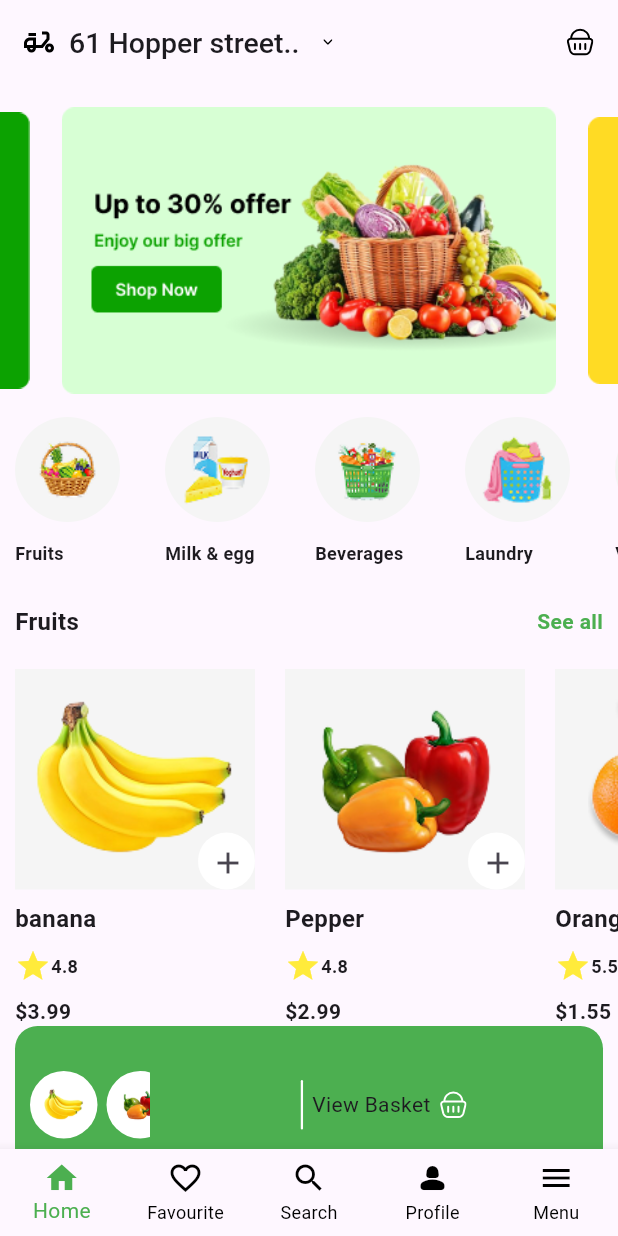
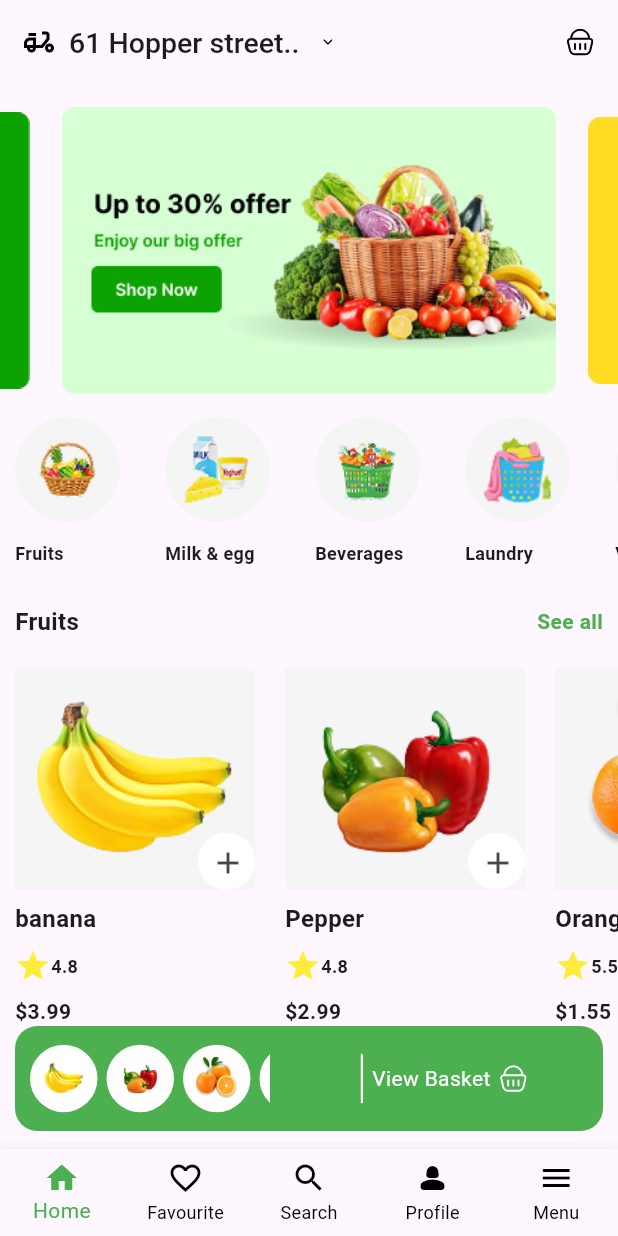
Before and after one commit to moh9989/Grocre_App, a Flutter app: the screen it shows after launch, on a phone screen of 412 x 824 dp. Run offline on Flutter 3.47's test engine with Material 3 defaults, Android fonts, the phone set to English and light mode, and no system bars; drawn by our look-alikes of carousel_slider; our stand-ins replace flutter_svg.

Commit message:
finsh home screen

```diff
--- a/lib/core/resourses/size_app_manger.dart
+++ b/lib/core/resourses/size_app_manger.dart
@@ -5,7 +5,8 @@ class WidthSize {
   static double width18_5 = 18.5;
   static double width43 = 43;
   static double width70 = 70;
-    static double width100= 100;
+        static double width180= 180;
+
 
 }
 
--- a/lib/feature/home_screen/home_screen.dart
+++ b/lib/feature/home_screen/home_screen.dart
@@ -149,11 +149,11 @@ class _HomeScreenState extends State<HomeScreen> {
                 borderRadius: BorderRadius.circular(15),
               ),
               width: double.infinity,
-              height: HeightSize.height105,
+              height: HeightSize.height70,
               child: Row(
                 children: [
                   SizedBox(
-                    width: WidthSize.width100,
+                    width: WidthSize.width180,
                     child: Padding(
                       padding: const EdgeInsets.symmetric(horizontal: 10.0),
                       child: ListView.separated(
@@ -170,7 +170,7 @@ class _HomeScreenState extends State<HomeScreen> {
                   Spacer(),
                  CustomDavinder(),
                   SizedBox(width: WidthSize.width6),
-                  Text("View Basket"),
+                  Text("View Basket",style: TextStyle(color: Colors.white),),
                   SizedBox(width: WidthSize.width6),
 
                   SvgPicture.asset(
```
